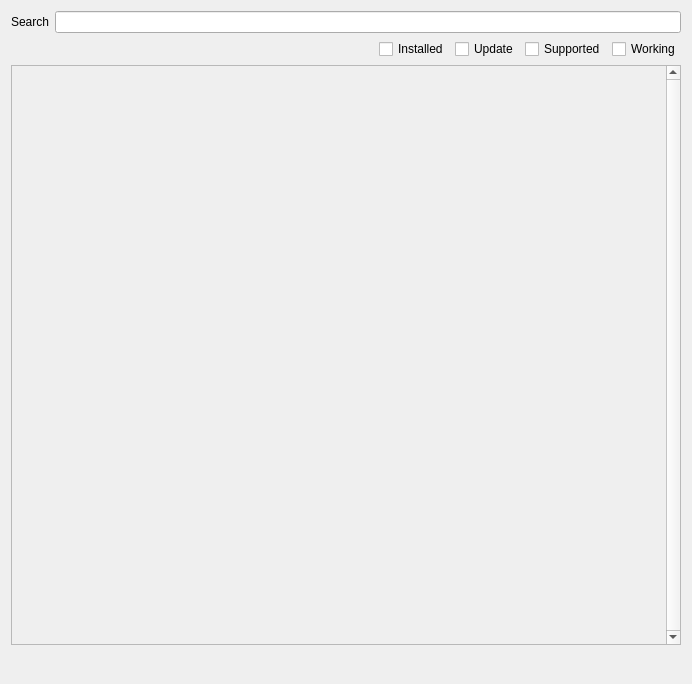
Before: the Qt Designer form src/plugin/pluginfinder/ui/pluginfinder_list.ui in Kezyma/ModOrganizer-Plugins, drawn with Qt 5.
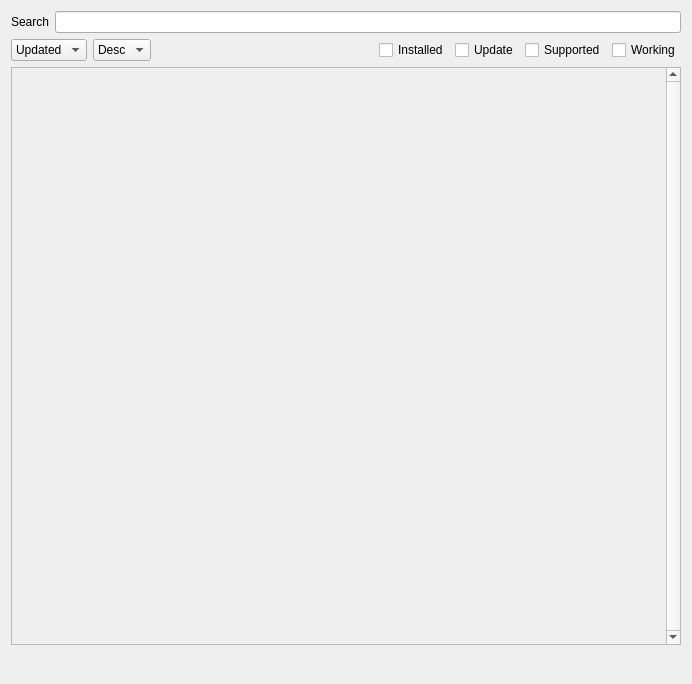
After: the same form once the commit is applied.

Diff of the .ui file:
```diff
--- a/src/plugin/pluginfinder/ui/pluginfinder_list.ui
+++ b/src/plugin/pluginfinder/ui/pluginfinder_list.ui
@@ -69,6 +69,45 @@
       <property name="bottomMargin">
        <number>0</number>
       </property>
+      <item>
+       <widget class="QComboBox" name="sortCombo">
+        <item>
+         <property name="text">
+          <string>Updated</string>
+         </property>
+        </item>
+        <item>
+         <property name="text">
+          <string>Name</string>
+         </property>
+        </item>
+        <item>
+         <property name="text">
+          <string>Author</string>
+         </property>
+        </item>
+       </widget>
+      </item>
+      <item>
+       <widget class="QComboBox" name="directionCombo">
+        <property name="sizePolicy">
+         <sizepolicy hsizetype="Fixed" vsizetype="Fixed">
+          <horstretch>0</horstretch>
+          <verstretch>0</verstretch>
+         </sizepolicy>
+        </property>
+        <item>
+         <property name="text">
+          <string>Desc</string>
+         </property>
+        </item>
+        <item>
+         <property name="text">
+          <string>Asc</string>
+         </property>
+        </item>
+       </widget>
+      </item>
       <item>
        <spacer name="horizontalSpacer">
         <property name="orientation">
```
